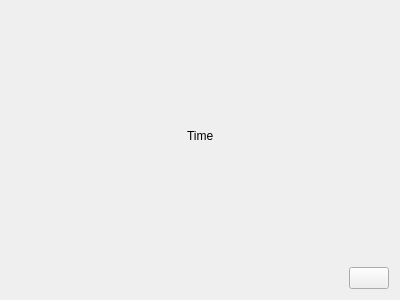
Before: the Qt Designer form UI/dreamy.ui in textbrowser/dreamy, drawn with Qt 5.
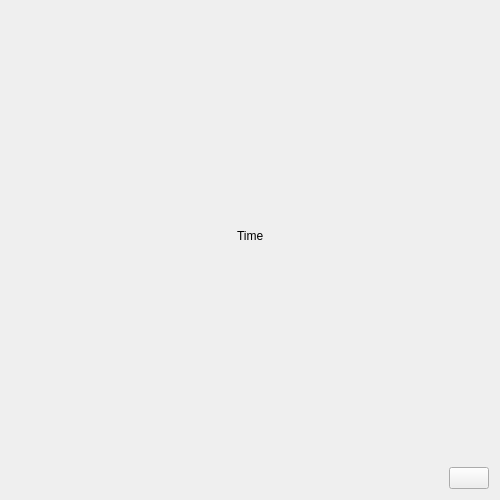
After: the same form once the commit is applied.

```diff
--- a/UI/dreamy.ui
+++ b/UI/dreamy.ui
@@ -6,8 +6,8 @@
    <rect>
     <x>0</x>
     <y>0</y>
-    <width>400</width>
-    <height>300</height>
+    <width>500</width>
+    <height>500</height>
    </rect>
   </property>
   <property name="windowTitle">
```
Left out of the diff: 2 changed lines with no effect on the pictures.
